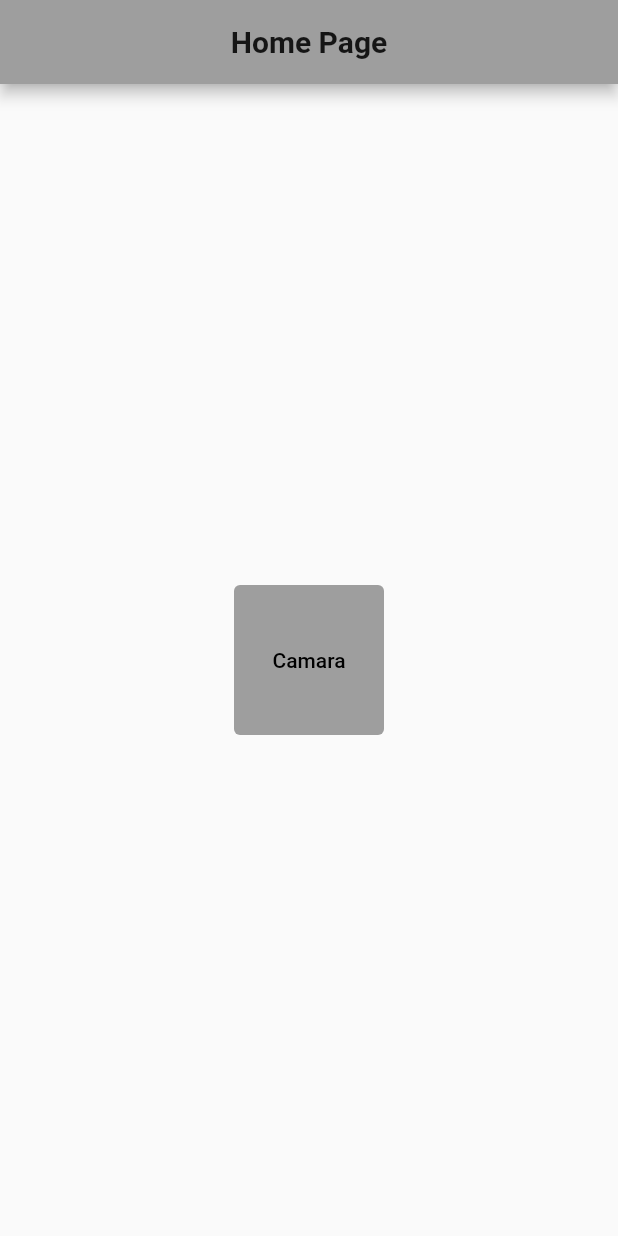
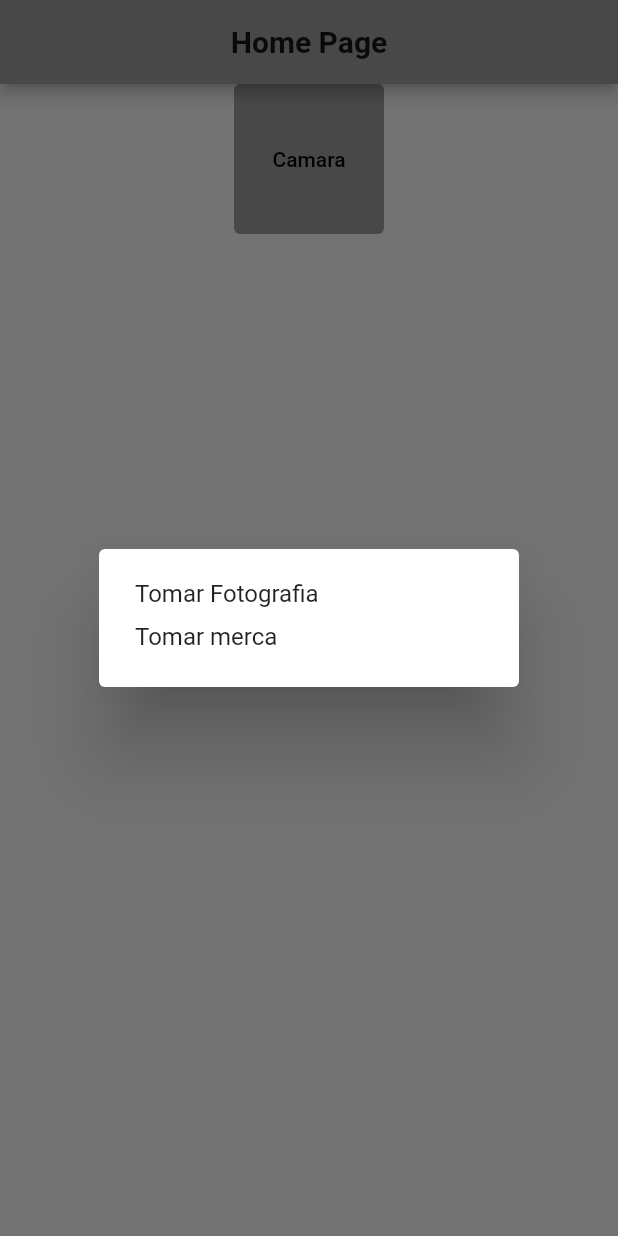
Before and after one commit to Julian-Alcaraz/scannernumeros, a Flutter app: the screen it shows after launch, after a tap on "Camara", on a phone screen of 412 x 824 dp. Run offline on Flutter 3.47's test engine with Material 2 defaults, Android fonts, the phone set to English and light mode, and no system bars; our stand-ins replace image_picker.

Commit message:
preubas para acceder a la camara

```diff
--- a/lib/main.dart
+++ b/lib/main.dart
@@ -9,6 +9,7 @@ class MyApp extends StatelessWidget {
   @override
   Widget build(BuildContext context) {
     return MaterialApp(
+      debugShowCheckedModeBanner: false,
       title: 'Flutter Demo',
       theme: ThemeData(
         primarySwatch: Colors.grey,
--- a/lib/pages/home/home.dart
+++ b/lib/pages/home/home.dart
@@ -1,6 +1,61 @@
 import 'package:flutter/material.dart';
+import 'package:image_picker/image_picker.dart';
+import 'dart:io';
 
-class HomePage extends StatelessWidget {
+class HomePage extends StatefulWidget {
+  @override
+  _HomePageState createState() => _HomePageState();
+}
+
+class _HomePageState extends State<HomePage> {
+  File? imagen;
+  final picker = ImagePicker();
+
+  Future tomarUnaFoto(op) async {
+    var pickedFile;
+    if (op == 1) {
+      pickedFile = await picker.getImage(source: ImageSource.camera);
+    } else {
+      pickedFile = await picker.getImage(source: ImageSource.gallery);
+    }
+    setState(() {
+      if (pickedFile != null) {
+        imagen = File(pickedFile.path);
+      } else {
+        print("No se seleccion ninguna foto");
+      }
+    });
+  }
+
+  Future<void> _optionsDialogsBox() {
+    return showDialog(
+      context: context,
+      builder: (BuildContext context) {
+        return AlertDialog(
+          content: SingleChildScrollView(
+            child: ListBody(
+              children: <Widget>[
+                GestureDetector(
+                  child: Text("Tomar Fotografia"),
+                  onTap: () {
+                    tomarUnaFoto(1);
+                  },
+                ),
+                SizedBox(height: 10),
+                GestureDetector(
+                  child: Text("Tomar merca"),
+                  onTap: () {
+                    tomarUnaFoto(2);
+                  },
+                )
+              ],
+            ),
+          ),
+        );
+      },
+    );
+  }
+
   @override
   Widget build(BuildContext context) {
     return Scaffold(
@@ -15,8 +70,9 @@ class HomePage extends StatelessWidget {
         ),
       ),
       body: Center(
-        child: Center(
-          child: Container(
+        child: Column(
+          children: [
+            Container(
               width: 100,
               height: 100,
               child: TextButton(
@@ -25,11 +81,10 @@ class HomePage extends StatelessWidget {
                   "Camara",
                   style: TextStyle(color: Colors.black),
                 ),
-              onPressed: () {
-                print("Chupala");
-              },
+                onPressed: _optionsDialogsBox,
               ),
             ),
+          ],
         ),
       ),
     );
--- a/pubspec.yaml
+++ b/pubspec.yaml
@@ -28,7 +28,7 @@ dependencies:
   # The following adds the Cupertino Icons font to your application.
   # Use with the CupertinoIcons class for iOS style icons.
   cupertino_icons: ^1.0.2
-  image_picker: ^0.8.2
+  image_picker: ^0.8.0
 
 dev_dependencies:
   flutter_test:
@@ -46,8 +46,8 @@ flutter:
   uses-material-design: true
 
   # To add assets to your application, add an assets section, like this:
-  # assets:
-  #   - images/a_dot_burr.jpeg
+  assets:
+    - assets/
   #   - images/a_dot_ham.jpeg
 
   # An image asset can refer to one or more resolution-specific "variants", see
```
Also changed, not shown: assets/prueba.png (added). Lines whose indentation alone changed are shown as unchanged.
